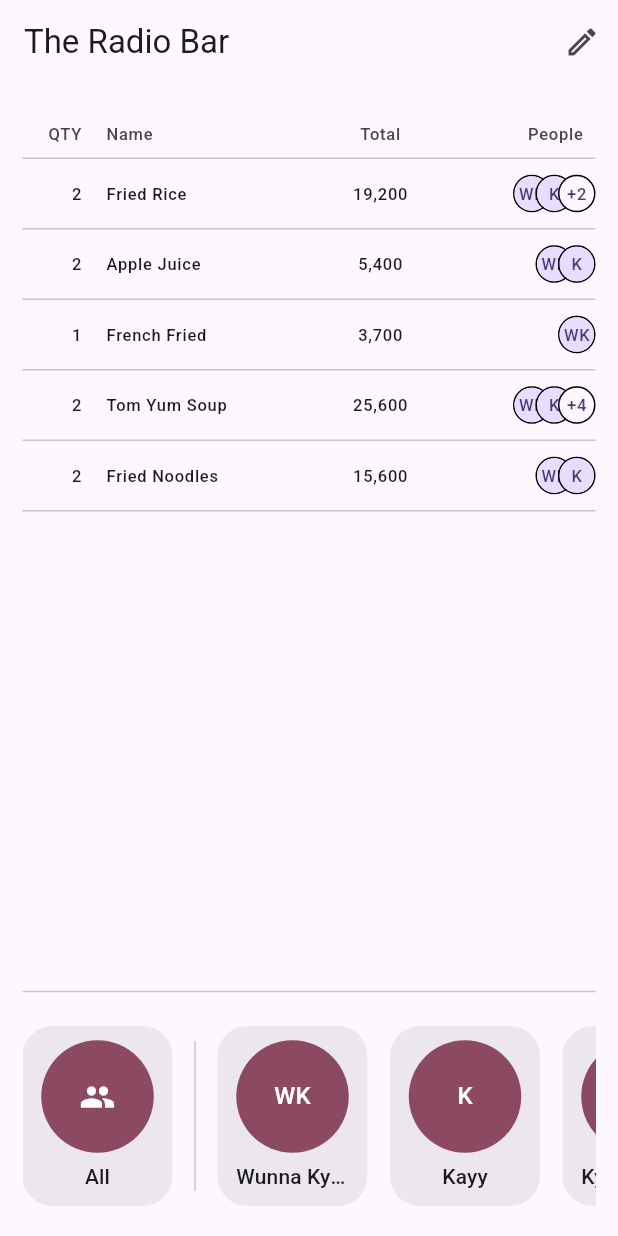
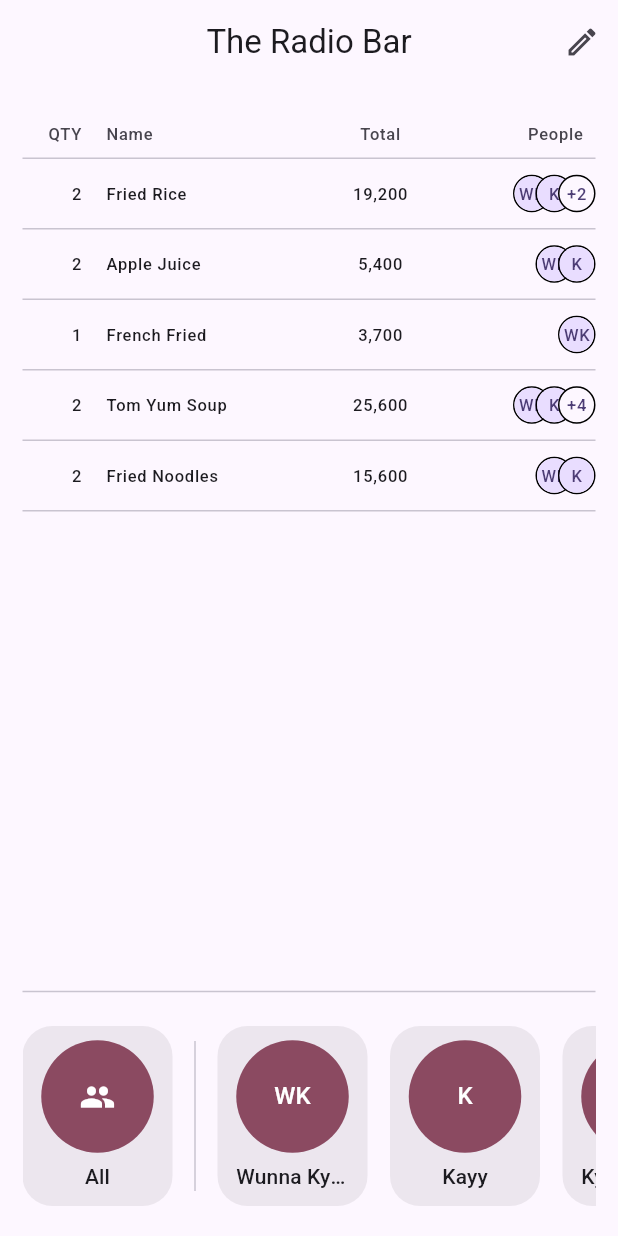
Before and after one commit to Dev-Pentagon/Receipt-Splitter, a Flutter app: the ItemsAndPeopleScreen screen opened by its route, on a phone screen of 412 x 824 dp. Run offline on Flutter 3.47's test engine with Material 3 defaults, Android fonts, the phone set to English and light mode, and no system bars; our stand-ins replace flutter_bloc, go_router.

Commit message:
update UI

```diff
--- a/receipt_splitter/lib/module/receipt_detail/common/participant_avatar.dart
+++ b/receipt_splitter/lib/module/receipt_detail/common/participant_avatar.dart
@@ -28,7 +28,7 @@ class ParticipantAvatar extends StatelessWidget {
         backgroundColor: backgroundColor ?? Theme.of(context).colorScheme.tertiary,
         child:
             participant.name == ALL
-                ? const Icon(Icons.group, color: Colors.white)
+                ? Icon(Icons.group, color: Theme.of(context).colorScheme.onTertiary, size: 24)
                 : Text(participant.name.getInitials, style: textStyle ?? Theme.of(context).textTheme.titleMedium?.copyWith(color: Theme.of(context).colorScheme.onTertiary), overflow: TextOverflow.ellipsis,),
       ),
     );
--- a/receipt_splitter/lib/module/receipt_detail/screen/items_and_people_screen.dart
+++ b/receipt_splitter/lib/module/receipt_detail/screen/items_and_people_screen.dart
@@ -54,7 +54,7 @@ class ItemsAndPeopleScreen extends StatelessWidget {
   @override
   Widget build(BuildContext context) {
     return Scaffold(
-      appBar: AppBar(title: const Text('The Radio Bar'), actions: [IconButton(icon: const Icon(Icons.edit_outlined), onPressed: () {})]),
+      appBar: AppBar(title: const Text('The Radio Bar'), centerTitle: true, actions: [IconButton(icon: const Icon(Icons.edit_outlined), onPressed: () {})]),
       body: LayoutBuilderWidget(
         child: Column(
           children: [
--- a/receipt_splitter/lib/module/receipt_list/screen/receipt_list_screen.dart
+++ b/receipt_splitter/lib/module/receipt_list/screen/receipt_list_screen.dart
@@ -86,7 +86,7 @@ class ReceiptListScreen extends StatelessWidget {
                 onPressed: () {
                   context.read<FabCubit>().toggle(); // Toggle the state of the FABs
                 },
-                backgroundColor: state ? Theme.of(context).colorScheme.primaryFixedDim : Theme.of(context).colorScheme.primaryContainer,
+                backgroundColor: state ? Theme.of(context).colorScheme.inversePrimary : Theme.of(context).colorScheme.primaryContainer,
                 child: Icon(state ? Icons.close : Icons.arrow_upward_outlined),
               ),
             ],
```
Also changed, not shown: receipt_splitter/lib/module/receipt_detail/screen/receipt_form_screen.dart (+12 -6 lines).
